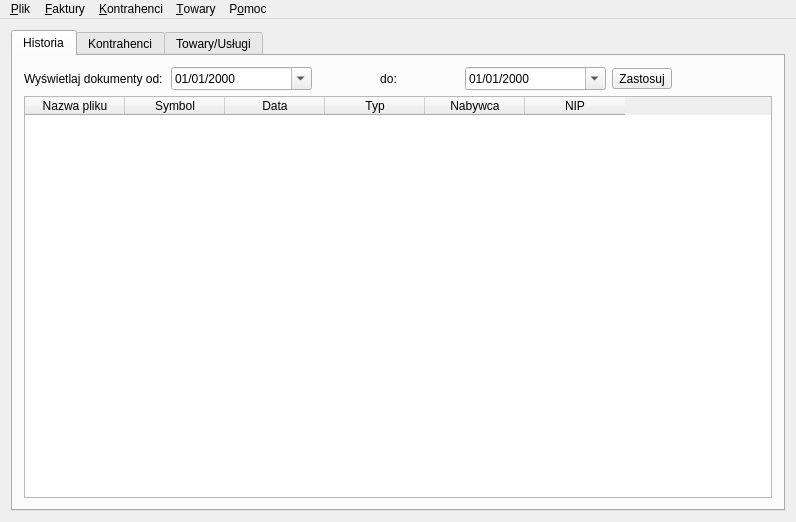
This is MainWindow.ui in juliagoda/qfaktury as Qt 5 draws it before an edit. The edited form follows.
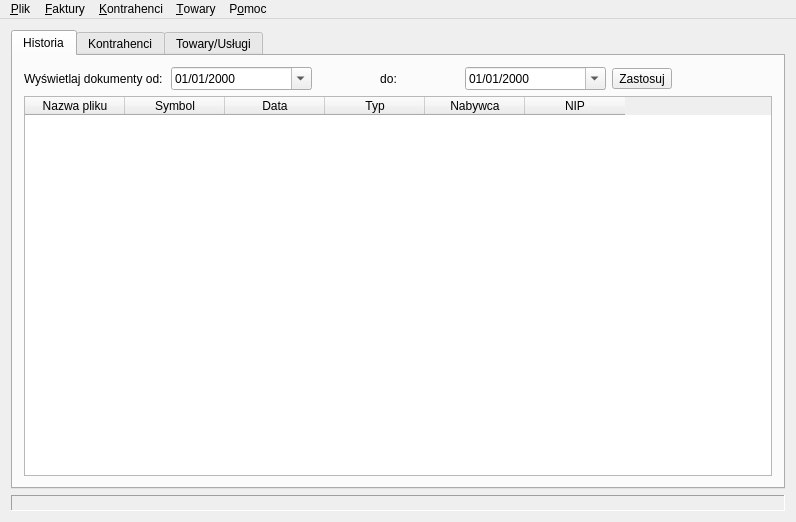
This is the edited form. Icons and pictures are not drawn.

Patch:
```diff
--- a/MainWindow.ui
+++ b/MainWindow.ui
@@ -18,7 +18,7 @@
    </iconset>
   </property>
   <widget class="QWidget" name="widget" >
-   <layout class="QGridLayout" >
+   <layout class="QGridLayout" name="gridLayout_2" >
     <item row="0" column="0" >
      <widget class="QTabWidget" name="tabWidget2" >
       <property name="currentIndex" >
@@ -324,6 +324,19 @@
       </widget>
      </widget>
     </item>
+    <item row="1" column="0" >
+     <widget class="QLabel" name="logLabel" >
+      <property name="frameShape" >
+       <enum>QFrame::Panel</enum>
+      </property>
+      <property name="frameShadow" >
+       <enum>QFrame::Sunken</enum>
+      </property>
+      <property name="text" >
+       <string/>
+      </property>
+     </widget>
+    </item>
    </layout>
   </widget>
   <widget class="QMenuBar" name="MenuBarEditor" >
```
Left out of the diff: 2 changed lines with no effect on the pictures.
